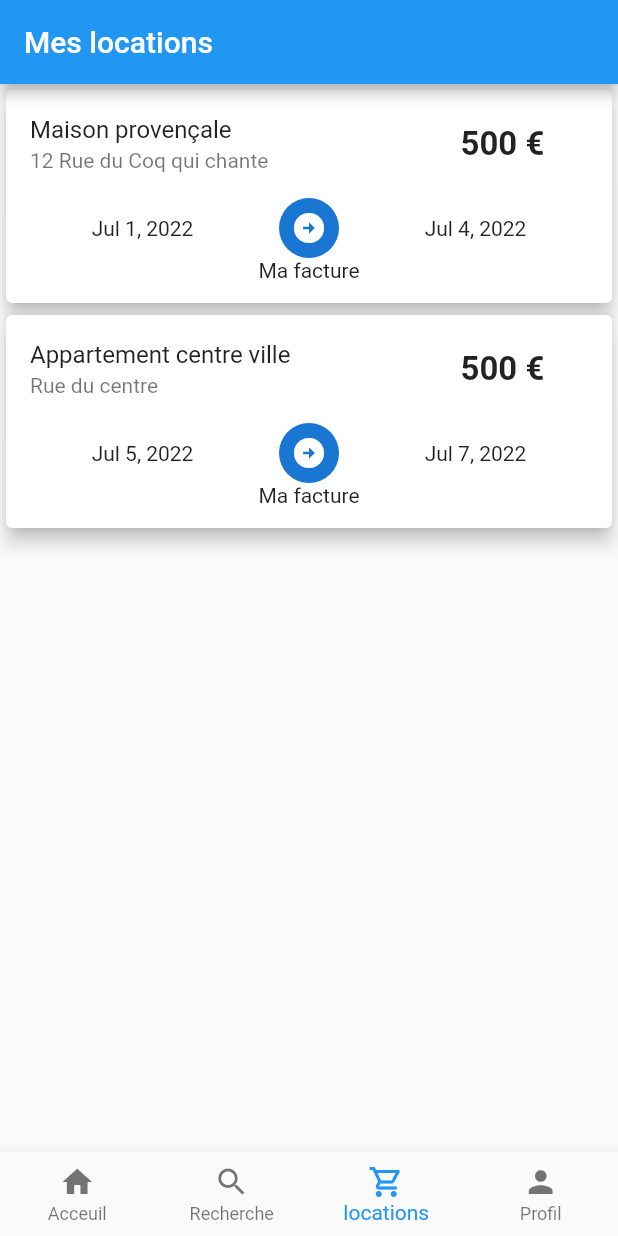
After one commit to louisalr/flutter-location-immobili-res, a Flutter app: the screen it shows after launch, item 3 of the bottom bar chosen, on a phone screen of 412 x 824 dp. The commit adds this screen. Run offline on Flutter 3.47's test engine with Material 2 defaults, Android fonts, the phone set to English and light mode, and no system bars; our stand-ins replace google_fonts.

Commit message:
TD5 - TO-DO Afficher la facture

```diff
--- a/lib/main.dart
+++ b/lib/main.dart
@@ -5,6 +5,11 @@ import 'package:location/models/typehabitat.dart';
 import 'package:location/services/habitation_service.dart';
 import 'package:location/share/location_style.dart';
 import 'package:location/share/location_text_style.dart';
+import 'package:location/views/BottomNavigationBarWidget.dart';
+import 'package:location/views/location_list.dart';
+import 'package:location/views/login_page.dart';
+import 'package:location/views/profil.dart';
+import 'package:location/views/validation_location.dart';
 import 'package:location/views/habitation_details.dart';
 import 'package:location/views/habitation_list.dart';
 import 'package:flutter_localizations/flutter_localizations.dart';
@@ -25,6 +30,12 @@ class MyApp extends StatelessWidget {
         primarySwatch: Colors.blue,
       ),
       home: MyHomePage(title: 'Flutter Demo Home Page'),
+      routes: {
+        Profil.routeName: (context) => const Profil(),
+        LoginPage.routeName: (context) => const LoginPage('/'),
+        LocationList.routeName: (context) => LocationList(),
+        ValidationLocation.routeName: (context) => const ValidationLocation(),
+      },
       localizationsDelegates: const [GlobalMaterialLocalizations.delegate],
       supportedLocales: const[Locale('en'), Locale('fr')],
     );
@@ -169,13 +180,14 @@ class MyHomePage extends StatelessWidget {
       body: Center(
         child: Column(
           children: [
-            SizedBox(height: 30),
+            const SizedBox(height: 30),
             _buildTypeHabitat(context),
-            SizedBox(height: 20),
+            const SizedBox(height: 20),
             _buildDerniereLocation(context),
           ],
         )
       ),
+      bottomNavigationBar: const BottomNavigationBarWidget(0),
     );
   }
 }
--- /dev/null
+++ b/lib/models/facture.dart
@@ -0,0 +1,11 @@
+class Facture {
+  int id;
+  DateTime date;
+  String adresse;
+
+  Facture(this.id, this.date, {this.adresse = ""});
+  Facture.fromJson(Map<String, dynamic> json)
+      : id = json['id'],
+        date = DateTime.parse(json['date']),
+        adresse = json['adresse'];
+}
--- /dev/null
+++ b/lib/models/location.dart
@@ -0,0 +1,31 @@
+import 'facture.dart';
+import 'package:location/models/habitation.dart';
+
+class Location {
+  int id;
+  int idhabitation;
+  DateTime dateDebut;
+  DateTime dateFin;
+  double montanttotal;
+  double montantverse;
+  Facture? facture;
+
+  Habitation? habitation;
+  List<OptionPayante> optionpayantes;
+
+  Location(this.id, this.idhabitation, this.dateDebut, this.dateFin,
+      this.montanttotal, this.montantverse,
+      {this.facture, this.habitation, this.optionpayantes = const []});
+
+  Location.fromJson(Map<String, dynamic> json)
+      : id = json['id'],
+        idhabitation = json['idhabitation'],
+        dateDebut = DateTime.parse(json['datedebut']),
+        dateFin = DateTime.parse(json['datefin']),
+        montanttotal = json['montanttotal'],
+        montantverse = json['montantverse'],
+        facture = json['facture']==null ? null : Facture.fromJson(json['facture']),
+        optionpayantes = (json['locationOptionpayanteros'] as List)
+            .map((item) => OptionPayante.fromJson(item))
+            .toList();
+}
--- /dev/null
+++ b/lib/models/locations_data.dart
@@ -0,0 +1,190 @@
+import 'package:location/models/location.dart';
+
+class LocationsData {
+  static final data = [
+    {
+      "id": 1,
+      "idutilisateur": 6,
+      "idhabitation": 1,
+      "datedebut": "2022-07-01T00:00:00",
+      "datefin": "2022-07-04T00:00:00",
+      "montanttotal": 710.0,
+      "montantverse": 0.0,
+      "facture": {
+        "id": 1,
+        "date": "2022-08-24T00:00:00",
+        "adresse": "Adresse",
+      },
+      "locationOptionpayanteros": [
+        {
+          "locationId": 1,
+          "optionpayanteId": 1,
+          "prix": 60.0,
+          "optionpayante": {
+            "id": 1,
+            "libelle": "Ménage",
+            "description": "A la fin du séjour"
+          }
+        },
+        {
+          "locationId": 1,
+          "optionpayanteId": 2,
+          "prix": 30.0,
+          "optionpayante": {
+            "id": 2,
+            "libelle": "Drap de lit",
+            "description": "Pour l'ensemble des lits"
+          }
+        },
+        {
+          "locationId": 1,
+          "optionpayanteId": 3,
+          "prix": 20.0,
+          "optionpayante": {
+            "id": 3,
+            "libelle": "Linge de maison",
+            "description": "Linge de toilette pour la salle de bain"
+          }
+        }
+      ],
+      "reglements": [
+        {
+          "id": 4,
+          "locationId": 1,
+          "montant": 200.0,
+          "dateversement": "2022-07-04T11:01:31",
+          "typereglementId": 1,
+          "location": null,
+          "typereglement": {
+            "id": 1,
+            "libelle": "Carte Bleue",
+            "reglements": [
+              null,
+              {
+                "id": 5,
+                "locationId": 1,
+                "montant": 200.0,
+                "dateversement": "2022-07-04T11:01:52",
+                "typereglementId": 1,
+                "location": null,
+                "typereglement": null
+              },
+              {
+                "id": 6,
+                "locationId": 1,
+                "montant": 200.0,
+                "dateversement": "2022-07-04T11:01:57",
+                "typereglementId": 1,
+                "location": null,
+                "typereglement": null
+              }
+            ]
+          }
+        },
+        {
+          "id": 5,
+          "locationId": 1,
+          "montant": 200.0,
+          "dateversement": "2022-07-04T11:01:52",
+          "typereglementId": 1,
+          "location": null,
+          "typereglement": {
+            "id": 1,
+            "libelle": "Carte Bleue",
+            "reglements": [
+              {
+                "id": 4,
+                "locationId": 1,
+                "montant": 200.0,
+                "dateversement": "2022-07-04T11:01:31",
+                "typereglementId": 1,
+                "location": null,
+                "typereglement": null
+              },
+              null,
+              {
+                "id": 6,
+                "locationId": 1,
+                "montant": 200.0,
+                "dateversement": "2022-07-04T11:01:57",
+                "typereglementId": 1,
+                "location": null,
+                "typereglement": null
+              }
+            ]
+          }
+        },
+        {
+          "id": 6,
+          "locationId": 1,
+          "montant": 200.0,
+          "dateversement": "2022-07-04T11:01:57",
+          "typereglementId": 1,
+          "location": null,
+          "typereglement": {
+            "id": 1,
+            "libelle": "Carte Bleue",
+            "reglements": [
+              {
+                "id": 4,
+                "locationId": 1,
+                "montant": 200.0,
+                "dateversement": "2022-07-04T11:01:31",
+                "typereglementId": 1,
+                "location": null,
+                "typereglement": null
+              },
+              {
+                "id": 5,
+                "locationId": 1,
+                "montant": 200.0,
+                "dateversement": "2022-07-04T11:01:52",
+                "typereglementId": 1,
+                "location": null,
+                "typereglement": null
+              },
+              null
+            ]
+          }
+        }
+      ],
+      "relances": [
+        {
+          "id": 1,
+          "locationId": 1,
+          "date": "2022-06-24T16:04:05",
+          "motif": "ee",
+          "location": null
+        }
+      ]
+    },
+    {
+      "id": 2,
+      "idutilisateur": 6,
+      "idhabitation": 2,
+      "datedebut": "2022-07-05T00:00:00",
+      "datefin": "2022-07-07T00:00:00",
+      "montanttotal": 40.0,
+      "montantverse": 0.0,
+      "facture": null,
+      "locationOptionpayanteros": [
+        {
+          "locationId": 2,
+          "optionpayanteId": 1,
+          "prix": 40.0,
+          "optionpayante": {
+            "id": 1,
+            "libelle": "Ménage",
+            "description": "A la fin du séjour"
+          }
+        }
+      ],
+      "reglements": [],
+      "relances": []
+    }
+  ];
+
+  static List<Location> buildList() {
+    return data.map( (item) => Location.fromJson(item)).toList();
+  }
+}
--- a/lib/services/habitation_service.dart
+++ b/lib/services/habitation_service.dart
@@ -36,6 +36,13 @@ class HabitationService{
     return _getHabitations(isHouse: false);
   }
 
+  Habitation getHabitationById(int habitationId) {
+    return _habitations
+        .where((habitation) => habitation.id == habitationId)
+        .first;
+  }
+
+
   /// Get habitations depending on the type habitat (appartement, maison)
   List<Habitation> _getHabitations({bool isHouse = true})  {
     return _habitations
--- /dev/null
+++ b/lib/services/location_service.dart
@@ -0,0 +1,17 @@
+import 'package:location/models/location.dart';
+import 'package:location/models/locations_data.dart';
+
+class LocationService {
+  var _locations;
+
+  LocationService() {
+    _locations = LocationsData.buildList();
+    print('Apres le constructur du LocationService');
+  }
+
+  List<Location> getLocations() {
+    return _locations;
+  }
+
+// Returns the list of the location
+}
--- /dev/null
+++ b/lib/views/BadgeWidget.dart
@@ -0,0 +1,47 @@
+import 'package:flutter/cupertino.dart';
+import 'package:flutter/material.dart';
+
+class BadgeWidget extends StatelessWidget {
+  final double top;
+  final double right;
+  final Widget child;
+  final int value;
+  final Color? color;
+  const BadgeWidget(
+      {Key? key,
+      required this.top,
+      required this.right,
+      required this.child,
+      required this.value,
+      this.color})
+      : super(key: key);
+
+  @override
+  Widget build(BuildContext context) {
+    return Stack(
+      alignment: Alignment.center,
+      children: [
+        child,
+        value == 0
+            ? Container()
+            : Positioned(
+                right: this.right,
+                top: this.top,
+                child: Container(
+                  padding: const EdgeInsets.all(2.0),
+                  decoration: BoxDecoration(
+                      borderRadius: BorderRadius.circular(10.0),
+                      color: this.color != null ? this.color : Colors.red),
+                  child: Text(
+                    value.toString(),
+                    textAlign: TextAlign.center,
+                    style: const TextStyle(
+                      fontSize: 10,
+                      color: Colors.white
+                    ),
+                  ),
+                ))
+      ],
+    );
+  }
+}
--- /dev/null
+++ b/lib/views/BottomNavigationBarWidget.dart
@@ -0,0 +1,49 @@
+import 'package:flutter/cupertino.dart';
+import 'package:flutter/material.dart';
+import 'package:location/views/location_list.dart';
+
+import 'BadgeWidget.dart';
+import 'profil.dart';
+
+class BottomNavigationBarWidget extends StatelessWidget {
+  final int indexSelected;
+  const BottomNavigationBarWidget(this.indexSelected, {Key? key})
+      : super(key: key);
+
+  @override
+  Widget build(BuildContext context) {
+    bool isUserNotConnected = true;
+    return BottomNavigationBar(
+        type: BottomNavigationBarType.fixed,
+        currentIndex: indexSelected,
+        items: <BottomNavigationBarItem>[
+          const BottomNavigationBarItem(
+              icon: Icon(Icons.home), label: 'Acceuil'),
+          const BottomNavigationBarItem(
+              icon: Icon(Icons.search), label: 'Recherche'),
+          BottomNavigationBarItem(
+              icon: isUserNotConnected
+                  ? const Icon(Icons.shopping_cart_outlined)
+                  : BadgeWidget(
+                      value: 0,
+                      top: 0,
+                      right: 0,
+                      child: const Icon(Icons.shopping_cart)),
+              label: 'locations'),
+          const BottomNavigationBarItem(icon: Icon(Icons.person), label: 'Profil')
+        ],
+        onTap: (index){
+          String page = '/';
+          switch (index) {
+            case 2:
+              page = LocationList.routeName;
+              break;
+            case 3:
+              page = Profil.routeName;
+              break;
+          }
+          Navigator.pushNamedAndRemoveUntil(context, page, (route) => false);
+        },
+    );
+  }
+}
--- a/lib/views/habitation_details.dart
+++ b/lib/views/habitation_details.dart
@@ -6,6 +6,7 @@ import 'package:location/share/habitation_features_widget.dart';
 import 'package:location/share/habitation_option.dart';
 import 'package:location/share/location_style.dart';
 import 'package:location/share/location_text_style.dart';
+import 'package:location/views/BottomNavigationBarWidget.dart';
 
 class HabitationDetails extends StatefulWidget {
   final Habitation _habitation;
@@ -55,6 +56,7 @@ class _HabitationDetailsState extends State<HabitationDetails> {
           _buildRentButton(),
         ],
       ),
+      bottomNavigationBar: const BottomNavigationBarWidget(0),
     );
   }
 
--- a/lib/views/habitation_list.dart
+++ b/lib/views/habitation_list.dart
@@ -5,8 +5,7 @@ import 'package:location/models/habitation.dart';
 import 'package:location/services/habitation_service.dart';
 import 'package:location/share/habitation_features_widget.dart';
 import 'package:location/views/habitation_details.dart';
-
-import '../share/habitation_option.dart';
+import 'BottomNavigationBarWidget.dart';
 
 class HabitationList extends StatelessWidget {
   final HabitationService service = HabitationService();
@@ -104,6 +103,7 @@ class HabitationList extends StatelessWidget {
           itemExtent: 285,
         ),
       ),
+      bottomNavigationBar: BottomNavigationBarWidget(0),
     );
   }
 }
--- /dev/null
+++ b/lib/views/location_list.dart
@@ -0,0 +1,99 @@
+import 'package:flutter/material.dart';
+import 'package:intl/intl.dart';
+import 'package:location/services/location_service.dart';
+
+import '../services/habitation_service.dart';
+import 'BottomNavigationBarWidget.dart';
+import 'package:location/models/location.dart';
+
+class LocationList extends StatefulWidget {
+  final LocationService locationService = LocationService();
+  final HabitationService habitationService = HabitationService();
+  late List<Location> _locations;
+  static const routeName = '/location-list';
+
+  LocationList({Key? key}) : super(key: key) {
+    _locations = locationService.getLocations();
+  }
+
+  @override
+  State<LocationList> createState() => _LocationListState();
+}
+
+class _LocationListState extends State<LocationList> {
+
+  //get all the locations
+  @override
+  Widget build(BuildContext context) {
+    return Scaffold(
+      appBar: AppBar(
+        title: const Text('Mes locations'),
+      ),
+      body: ListView.builder(
+      itemCount: widget._locations.length,
+      itemBuilder: (context, index) =>
+          _buildRow(widget._locations[index], context),
+      itemExtent: 150,
+    ),
+      bottomNavigationBar: const BottomNavigationBarWidget(2),
+    );
+  }
+
+  Widget _buildRow(Location location, BuildContext context){
+    return Card(
+      elevation: 5,
+      child: Column(
+        children: [
+          _nameAndPrice(location),
+          _dates(location.dateDebut, location.dateFin),
+          _facture(location.facture)
+        ]
+      ),
+    );
+  }
+
+  Widget _nameAndPrice(Location location){
+    var format = NumberFormat("### €");
+    var habitation = widget.habitationService.getHabitationById(location.id);
+    return Row(
+      children: [
+        // Right
+        Expanded(
+          flex: 3,
+          child: ListTile(
+            title: Text(habitation.libelle),
+            subtitle: Text(habitation.adresse),
+          ),
+        ),
+        // Left
+        Expanded(
+          flex: 1,
+          child: Text(
+            format.format(500.00),
+            style: const TextStyle(
+              fontWeight: FontWeight.bold,
+              fontFamily: "Roboto",
+              fontSize: 22,
+            ),
+          ),
+        ),
+      ],
+    );
+
+  }
+
+  Widget _dates(dateDebut, dateFin){
+    return Row(
+        mainAxisAlignment: MainAxisAlignment.spaceEvenly,
+        children: [
+          Text(DateFormat.yMMMd().format(dateDebut)),
+          const CircleAvatar(child: Icon(Icons.arrow_circle_right)),
+          Text(DateFormat.yMMMd().format(dateFin))
+        ],
+    );
+  }
+
+  Widget _facture(facture){
+    return Text("Ma facture");
+  }
+}
--- /dev/null
+++ b/lib/views/login_page.dart
@@ -0,0 +1,76 @@
+import 'package:flutter/cupertino.dart';
+import 'package:flutter/material.dart';
+
+class LoginPageArgument {
+  final String routeNameNext;
+
+  LoginPageArgument(this.routeNameNext);
+}
+
+class LoginPage extends StatefulWidget {
+  static String routeName = 'login';
+  final String routeNameNext;
+
+  const LoginPage(this.routeNameNext, {Key? key}) : super(key: key);
+
+  @override
+  State<LoginPage> createState() => _LoginPageState();
+}
+
+
+class _LoginPageState extends State<LoginPage> {
+
+  final _usernameController = TextEditingController();
+  final _passwordController = TextEditingController();
+
+  @override
+  Widget build(BuildContext context) {
+    return Scaffold(
+      body: SafeArea(
+        child: ListView(
+          padding: const EdgeInsets.symmetric(horizontal: 24.0),
+          children: <Widget>[
+            const SizedBox(height: 80.0),
+            Column(
+              children: <Widget>[
+                Image.asset('assets/diamond.png'),
+                const SizedBox(height: 16.0),
+                const Text('SHRINE'),
+              ],
+            ),
+            const SizedBox(height: 120.0),
+            TextField(
+              controller: _usernameController,
+              decoration: const InputDecoration(
+                filled: true,
+                labelText: 'Username'
+              ),
+            ),
+            const SizedBox(height: 12.0,),
+            TextField(
+              controller: _passwordController,
+              decoration: const InputDecoration(
+                filled: true,
+                labelText: 'Password',
+              ),
+              obscureText: true,
+            ),
+            OverflowBar(
+              alignment: MainAxisAlignment.end,
+              children: [
+                TextButton(onPressed: clear_inputs_on_cancel , child: const Text('CANCEL')),
+                //Finish the Click on the Login Page
+                ElevatedButton(onPressed: () {}, child: const Text('NEXT'))
+              ],
+            )
+          ],
+        ),
+      ),
+    );
+  }
+
+  void clear_inputs_on_cancel(){
+    _usernameController.clear();
+    _passwordController.clear();
+  }
+}
--- /dev/null
+++ b/lib/views/profil.dart
@@ -0,0 +1,26 @@
+import 'package:flutter/cupertino.dart';
+import 'package:flutter/material.dart';
+
+import 'BottomNavigationBarWidget.dart';
+
+class Profil extends StatefulWidget {
+  const Profil({Key? key}) : super(key: key);
+
+  static const routeName = '/profil';
+
+  @override
+  State<Profil> createState() => _ProfilState();
+}
+
+class _ProfilState extends State<Profil> {
+  @override
+  Widget build(BuildContext context) {
+    return Scaffold(
+      appBar: AppBar(title: const Text('Profil')),
+      body: Container(
+        child: const Text('Profil à faire'),
+      ),
+      bottomNavigationBar: const BottomNavigationBarWidget(3),
+    );
+  }
+}
--- a/lib/views/resa_location.dart
+++ b/lib/views/resa_location.dart
@@ -3,6 +3,7 @@ import 'package:intl/intl.dart';
 import 'package:location/share/location_style.dart';
 
 import '../models/habitation.dart';
+import 'BottomNavigationBarWidget.dart';
 
 class ResaLocation extends StatefulWidget {
   final Habitation habitation;
@@ -60,6 +61,7 @@ class _ResaLocationState extends State<ResaLocation> {
           _buildRentButton(),
         ],
       ),
+      bottomNavigationBar: const BottomNavigationBarWidget(0),
     );
   }
 
--- /dev/null
+++ b/lib/views/validation_location.dart
@@ -0,0 +1,23 @@
+import 'package:flutter/cupertino.dart';
+import 'package:flutter/material.dart';
+
+import 'BottomNavigationBarWidget.dart';
+
+class ValidationLocation extends StatefulWidget {
+  const ValidationLocation({Key? key}) : super(key: key);
+  static const routeName = '/validation-location';
+
+  @override
+  State<ValidationLocation> createState() => _ValidationLocationState();
+}
+
+class _ValidationLocationState extends State<ValidationLocation> {
+  @override
+  Widget build(BuildContext context) {
+    return Scaffold(
+      appBar: AppBar(title: Text('Validation Location')),
+      body: Text('Confirmation ok'),
+      bottomNavigationBar: BottomNavigationBarWidget(0),
+    );
+  }
+}
```
Also changed, not shown: 1 other file.
